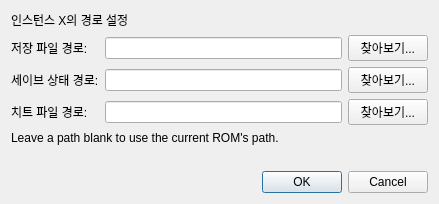
The window that src/frontend/qt_sdl/PathSettingsDialog.ui (tjdduq23-droid/melonDS-1.1-korean) describes before a commit, drawn with Qt 5.
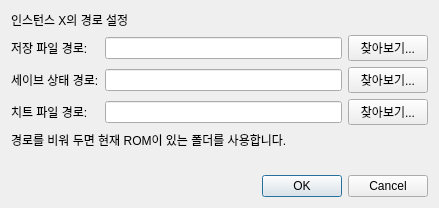
The same window after the commit.

Commit message:
Translate path settings hint
Translate the path settings hint into Korean.

```diff
--- a/src/frontend/qt_sdl/PathSettingsDialog.ui
+++ b/src/frontend/qt_sdl/PathSettingsDialog.ui
@@ -90,7 +90,7 @@
    <item row="4" column="0" colspan="3">
     <widget class="QLabel" name="label">
      <property name="text">
-      <string>Leave a path blank to use the current ROM's path.</string>
+     <string>경로를 비워 두면 현재 ROM이 있는 폴더를 사용합니다.</string>
      </property>
     </widget>
    </item>
```
